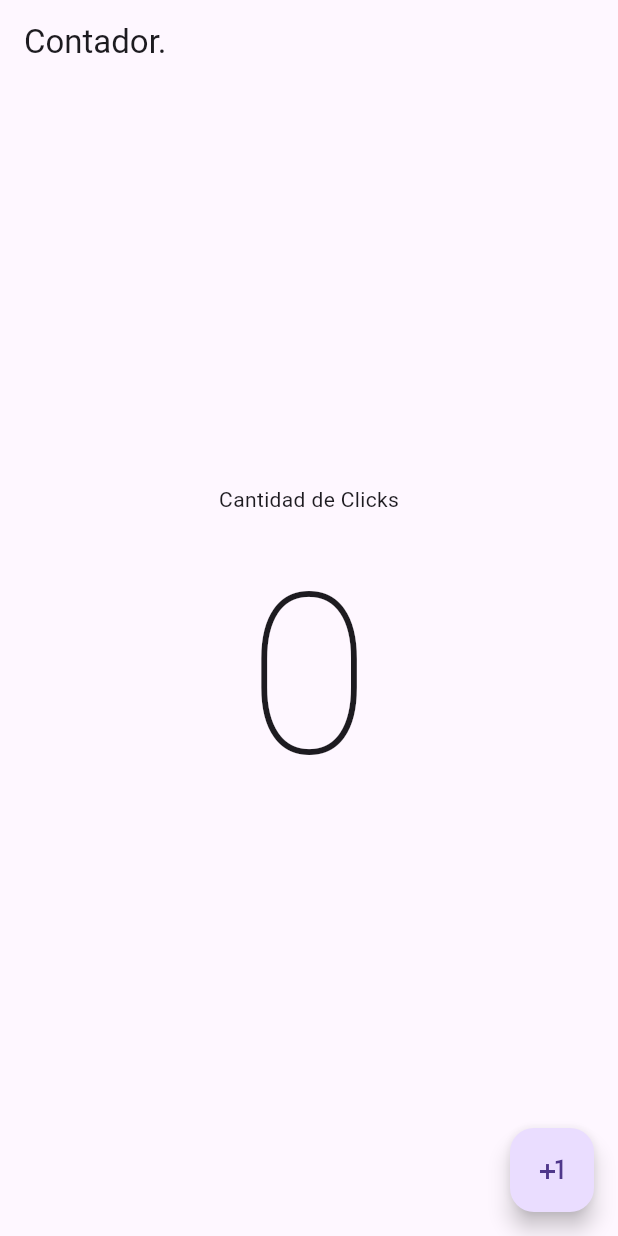
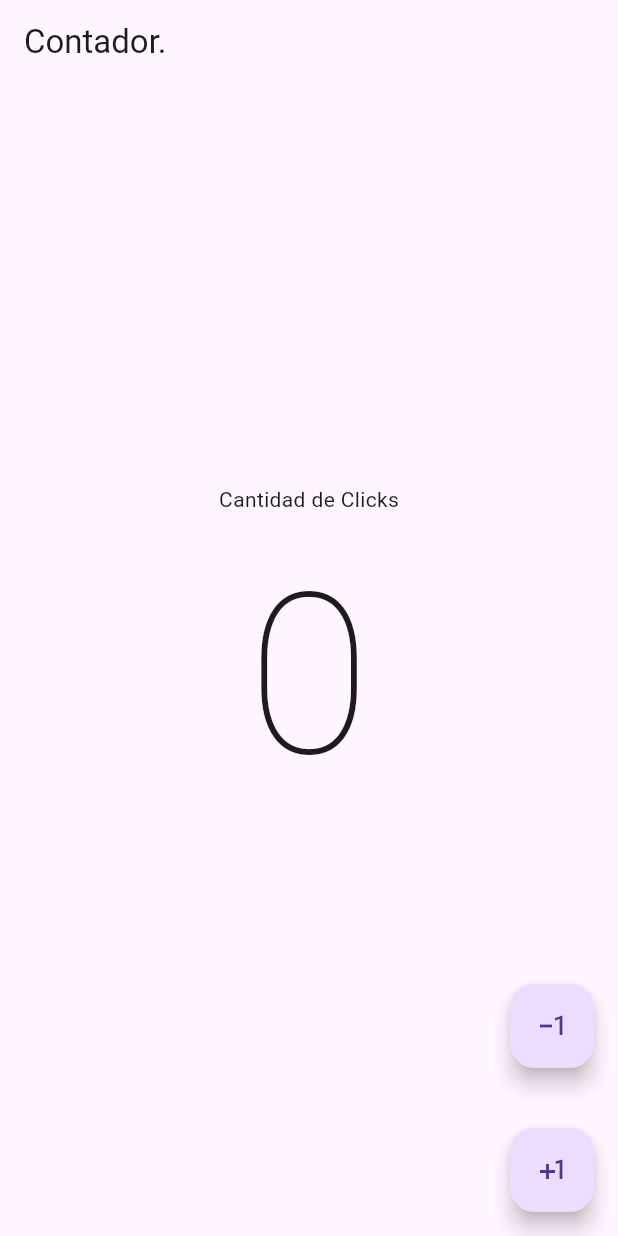
Before and after one commit to meicalix05/Multiplataforma, a Flutter app: the screen it shows after launch, on a phone screen of 412 x 824 dp. Run offline on Flutter 3.47's test engine with Material 3 defaults, Android fonts, the phone set to English and light mode, and no system bars.

Commit message:
Se añadio el boton de restar

```diff
--- a/lib/pantallas/contador.dart
+++ b/lib/pantallas/contador.dart
@@ -27,13 +27,29 @@ class _contadorState extends State<contador> {
           ],
         ),
       ),
-      floatingActionButton: FloatingActionButton(
+
+      floatingActionButton: Column(
+        mainAxisAlignment: MainAxisAlignment.end,
+        children: [
+
+          FloatingActionButton(
+            onPressed: () {
+              if (clickcontador == 0) return;
+              clickcontador--;
+              setState(() {});
+            },
+            child: Icon(Icons.exposure_minus_1),
+          ),
+          SizedBox(height: 40,),
+          FloatingActionButton(
             onPressed: () {
               clickcontador++;
               setState(() {});
             },
             child: Icon(Icons.plus_one),
           ),
+        ],
+     ),
 );
 }
 }
```
Lines whose indentation alone changed are shown as unchanged.
